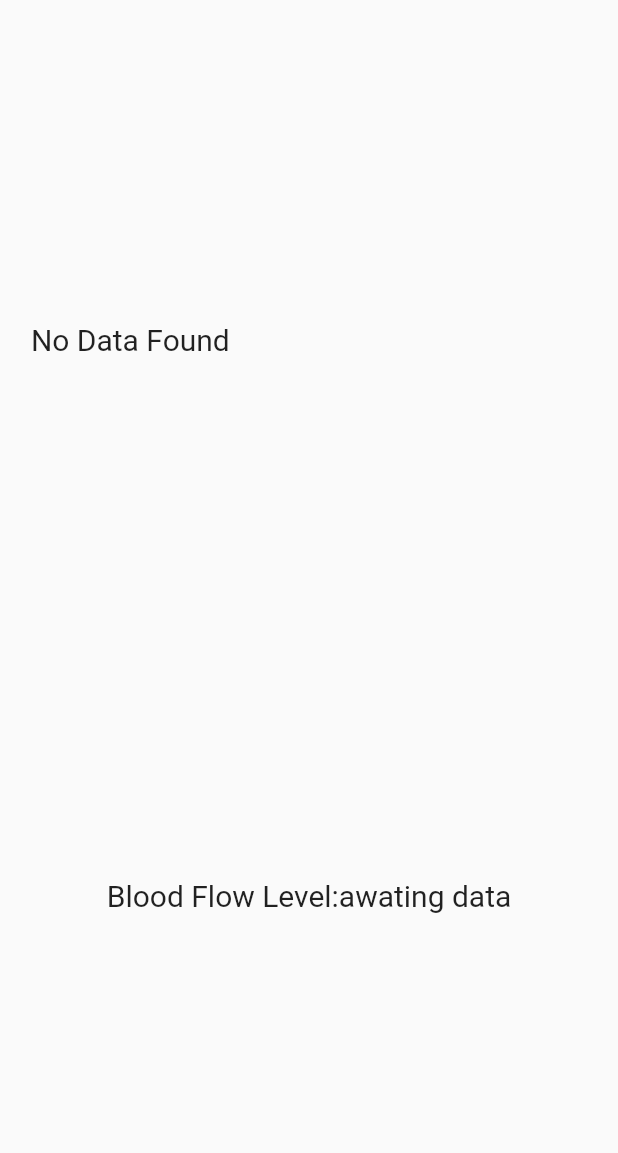
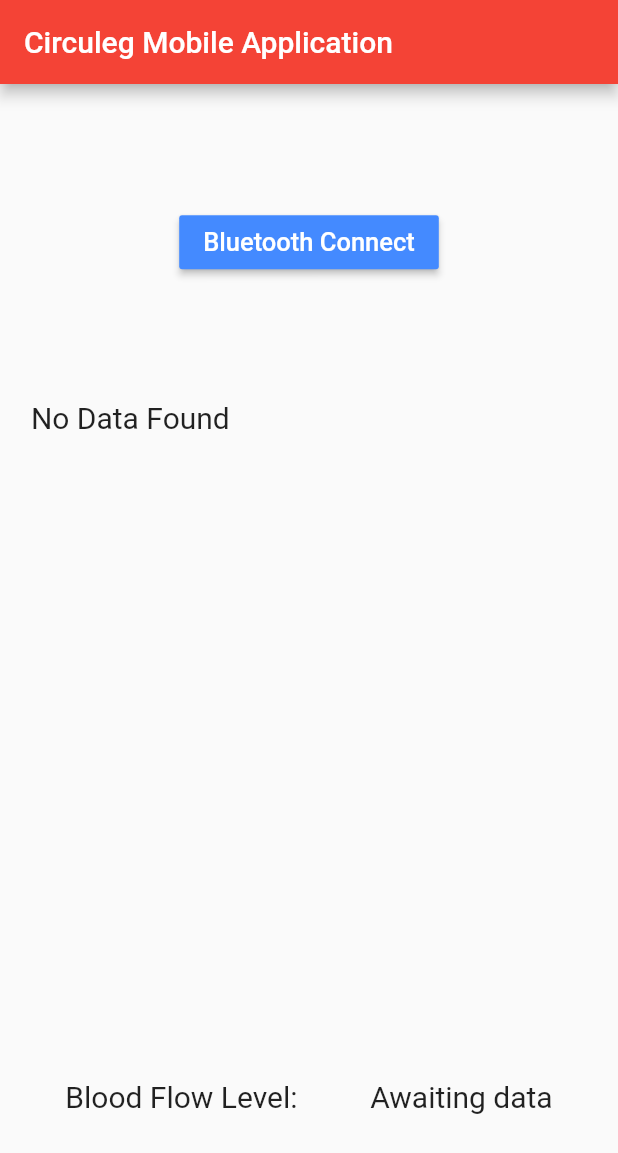
Before and after one commit to Oceankoh/Circuleg_App, a Flutter app: the screen it shows after launch, on a phone screen of 412 x 824 dp. Shown: the top 1153 px of the screen. Run offline on Flutter 3.47's test engine with Material 2 defaults, Android fonts, the phone set to English and light mode, and no system bars; our stand-ins replace charts_flutter, cloud_firestore, flutter_blue, shared_preferences; missing offline and left inert: animator; accounts and stored records are empty.

Commit message:
UI stuff. - added connect to bluetooth button - and some ui formatting code

```diff
--- a/lib/MainPage.dart
+++ b/lib/MainPage.dart
@@ -3,6 +3,11 @@ import 'package:circulegapp/Globals.dart';
 import 'package:flutter/cupertino.dart';
 import 'package:flutter/material.dart';
 import 'package:circulegapp/Graph.dart';
+
+import 'Bluetooth.dart';
+import 'Globals.dart';
+import 'Globals.dart';
+import 'Globals.dart';
 
 class MainPage extends StatefulWidget {
   @override
@@ -10,25 +15,48 @@ class MainPage extends StatefulWidget {
 }
 
 class MainPageState extends State<MainPage> {
-  String _result = "awating data";
-  BTcontroller _btCtrl = BTcontroller();
+  String _result = "Awaiting data";
+//  BTcontroller _btCtrl = BTcontroller();
 
   @override
   Widget build(BuildContext context) {
     _update();
     return Scaffold(
+      appBar: AppBar(
+        title: Text("Circuleg Mobile Application"),
+      ),
       body: Column(
         children: <Widget>[
+          MaterialButton(
+            child: Text(
+              "Bluetooth Connect",
+              style: Theme.of(context).textTheme.button,
+            ),
+            onPressed: () {
+              Navigator.push(context, MaterialPageRoute(builder: (context) => ConnectBluetooth()));
+            },
+            color: Colors.blueAccent,
+          ),
           Graph(),
-          Center(
-            child: Text(
-              "Blood Flow Level:" + _result,
-              style: Theme.of(context).textTheme.body1,
-              textAlign: TextAlign.center,
-            ),
+          Row(
+            children: <Widget>[
+              Center(
+                child: Text(
+                  "Blood Flow Level: ",
+                  style: Theme.of(context).textTheme.body1,
+                ),
+              ),
+              Center(
+                child: Text(
+                  _result,
+                  style: Theme.of(context).textTheme.body1,
+                ),
+              )
+            ],
+            mainAxisAlignment: MainAxisAlignment.spaceEvenly,
           ),
         ],
-        mainAxisAlignment: MainAxisAlignment.center,
+        mainAxisAlignment: MainAxisAlignment.spaceEvenly,
       ),
     );
   }
@@ -39,6 +67,6 @@ class MainPageState extends State<MainPage> {
 //        result = pt.infraRed.toString();
 //      });
 //    });
-    _btCtrl.test();
+//    _btCtrl.test();
   }
 }
--- a/lib/Start.dart
+++ b/lib/Start.dart
@@ -14,7 +14,7 @@ class App extends StatelessWidget {
           subhead: TextStyle(fontSize: 20),
           caption: TextStyle(fontSize: 17,),
           body1: TextStyle(fontSize: 20,),
-          button: TextStyle(fontSize: 17),
+          button: TextStyle(fontSize: 17, color: Colors.white),
         ),
       ),
       home: Splash(),
```
